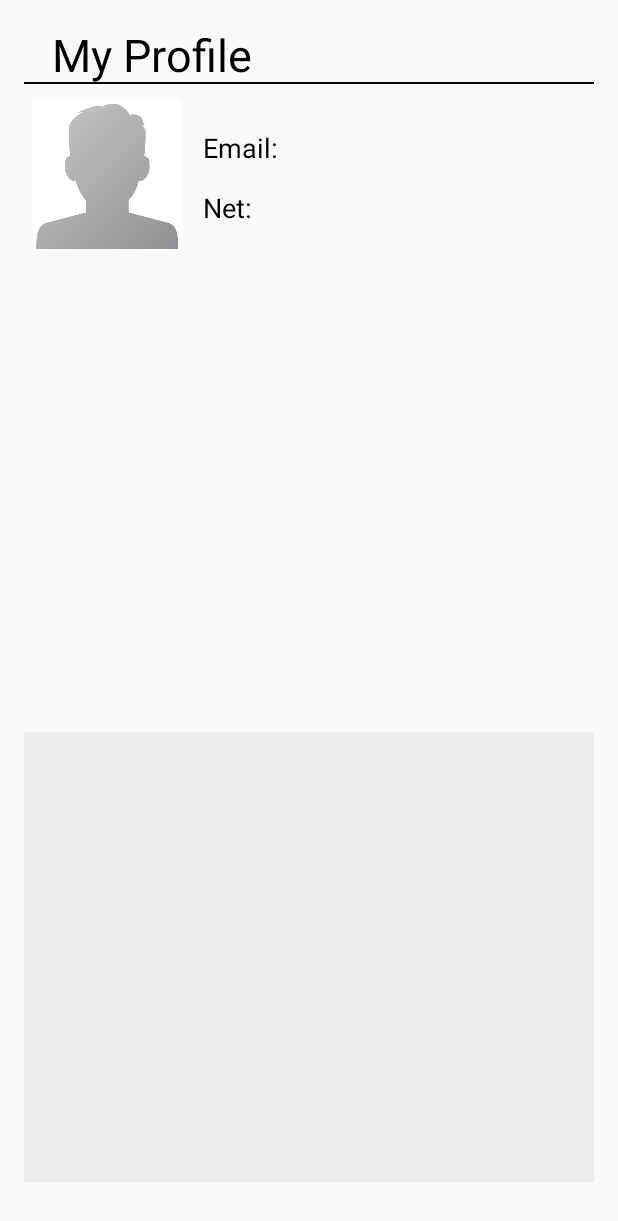
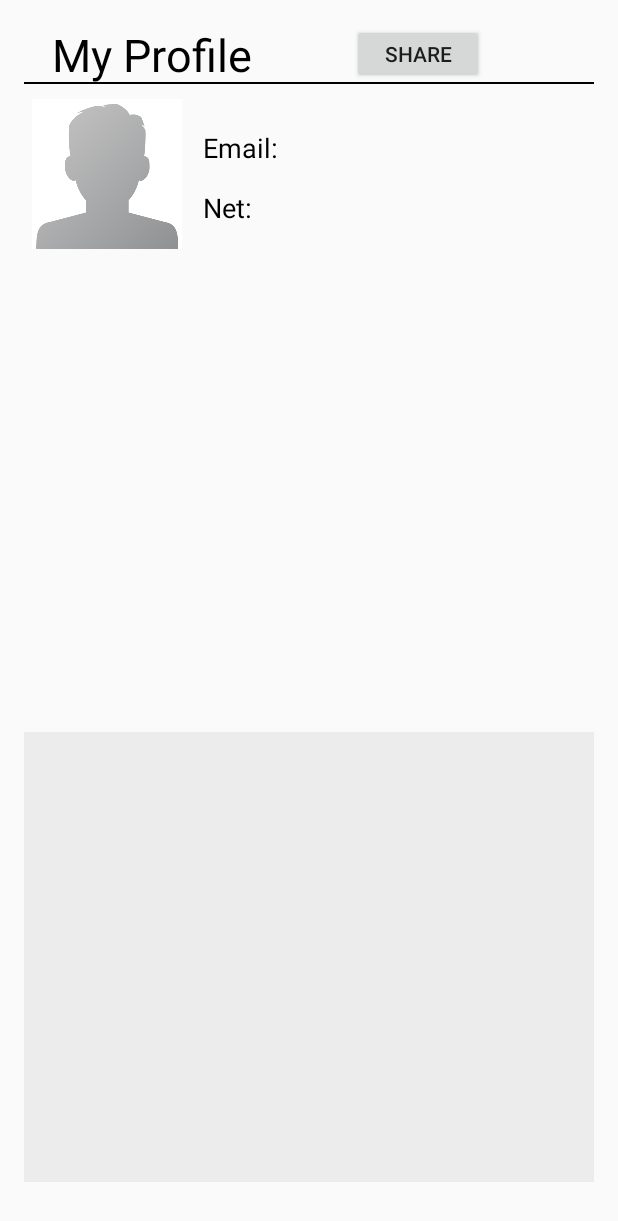
Before and after one commit to rkellerman/Stockers, an Android app: the layout profile_layout.xml on its own in the app's theme, with its tools: preview values and no code run, on a phone screen of 412 x 824 dp. Shown: the top 1221 px of the screen. Run offline under Robolectric (Android 15) with nearby library versions, the phone set to English and light mode, and no system bars.

Commit message:
share button implemented on profile page

```diff
--- a/app/src/main/res/layout/profile_layout.xml
+++ b/app/src/main/res/layout/profile_layout.xml
@@ -36,7 +36,8 @@
         android:layout_height="1dp"
         android:background="#000000"
         android:layout_alignBottom="@+id/My_Profile_Title"
-        android:layout_alignParentStart="true" />
+        android:layout_alignParentStart="true"
+        android:id="@+id/view" />
 
 
     <TextView
@@ -195,4 +196,13 @@
     </TabHost>
 
 
+    <Button
+        android:id="@+id/sharebutton"
+        android:layout_width="wrap_content"
+        android:layout_height="wrap_content"
+        android:layout_alignBottom="@+id/view"
+        android:layout_toEndOf="@+id/My_Profile_Title"
+        android:text="Share" />
+
+
 </RelativeLayout>
```
Also changed, not shown: app/src/main/java/com/example/stockers/profileActivity.java (+17 -0 lines).
